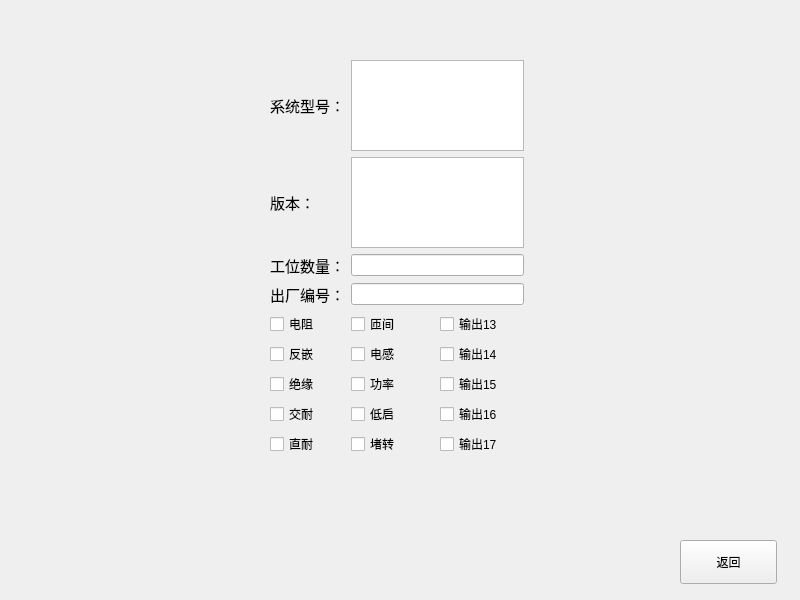
The window that WinBack.ui (bloglink/aip-tester) describes before a commit, drawn with Qt 5.
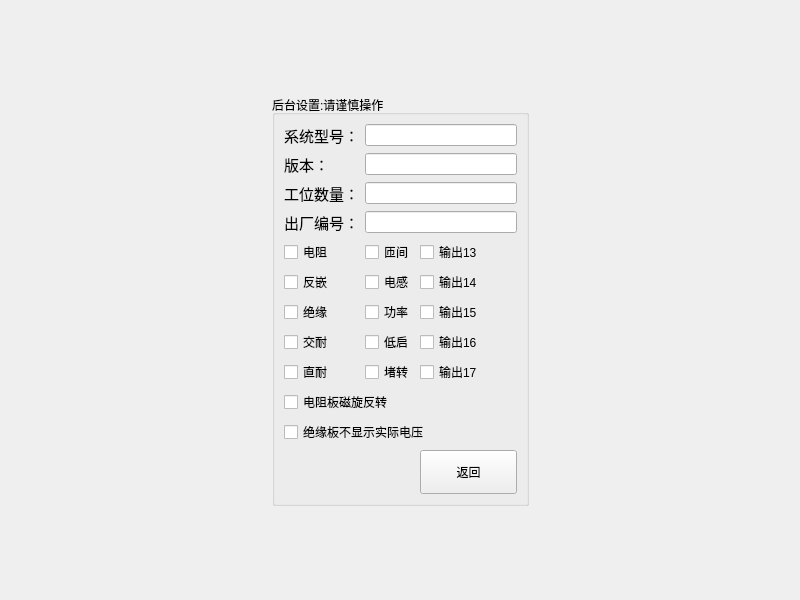
The same window after the commit.

Commit message: feat:(2.1.0.10)后台模块添加磁旋反转和绝缘电压隐藏

```diff
--- a/WinBack.ui
+++ b/WinBack.ui
@@ -13,117 +13,41 @@
   <property name="windowTitle">
    <string>Form</string>
   </property>
-  <widget class="QWidget" name="layoutWidget">
-   <property name="geometry">
-    <rect>
-     <x>270</x>
-     <y>60</y>
-     <width>254</width>
-     <height>396</height>
-    </rect>
-   </property>
    <layout class="QGridLayout" name="gridLayout">
+   <item row="1" column="2">
+    <spacer name="horizontalSpacer_2">
+     <property name="orientation">
+      <enum>Qt::Horizontal</enum>
+     </property>
+     <property name="sizeHint" stdset="0">
+      <size>
+       <width>40</width>
+       <height>20</height>
+      </size>
+     </property>
+    </spacer>
+   </item>
     <item row="1" column="0">
-     <widget class="QLabel" name="label_6">
-      <property name="font">
-       <font>
-        <pointsize>11</pointsize>
-       </font>
-      </property>
-      <property name="styleSheet">
-       <string notr="true"/>
-      </property>
-      <property name="text">
-       <string>版本：</string>
-      </property>
-     </widget>
-    </item>
-    <item row="2" column="0">
-     <widget class="QLabel" name="label_7">
-      <property name="font">
-       <font>
-        <pointsize>11</pointsize>
-       </font>
-      </property>
-      <property name="styleSheet">
-       <string notr="true"/>
-      </property>
-      <property name="text">
-       <string>工位数量：</string>
-      </property>
-     </widget>
-    </item>
+    <spacer name="horizontalSpacer">
+     <property name="orientation">
+      <enum>Qt::Horizontal</enum>
+     </property>
+     <property name="sizeHint" stdset="0">
+      <size>
+       <width>40</width>
+       <height>20</height>
+      </size>
+     </property>
+    </spacer>
+   </item>
+   <item row="1" column="1">
+    <widget class="QGroupBox" name="groupBox">
+     <property name="title">
+      <string>后台设置:请谨慎操作</string>
+     </property>
+     <layout class="QGridLayout" name="gridLayout_2">
     <item row="1" column="1" colspan="2">
-     <widget class="QTextEdit" name="textEditk_7">
-      <property name="layoutDirection">
-       <enum>Qt::LeftToRight</enum>
-      </property>
-      <property name="autoFillBackground">
-       <bool>true</bool>
-      </property>
-      <property name="styleSheet">
-       <string notr="true"/>
-      </property>
-      <property name="autoFormatting">
-       <set>QTextEdit::AutoAll</set>
-      </property>
-      <property name="html">
-       <string>&lt;!DOCTYPE HTML PUBLIC &quot;-//W3C//DTD HTML 4.0//EN&quot; &quot;http://www.w3.org/TR/REC-html40/strict.dtd&quot;&gt;
-&lt;html&gt;&lt;head&gt;&lt;meta name=&quot;qrichtext&quot; content=&quot;1&quot; /&gt;&lt;style type=&quot;text/css&quot;&gt;
-p, li { white-space: pre-wrap; }
-&lt;/style&gt;&lt;/head&gt;&lt;body style=&quot; font-family:'Ubuntu Mono'; font-size:11pt; font-weight:400; font-style:normal;&quot;&gt;
-&lt;p align=&quot;center&quot; style=&quot;-qt-paragraph-type:empty; margin-top:0px; margin-bottom:0px; margin-left:0px; margin-right:0px; -qt-block-indent:0; text-indent:0px; font-family:'Ubuntu';&quot;&gt;&lt;br /&gt;&lt;/p&gt;&lt;/body&gt;&lt;/html&gt;</string>
-      </property>
-     </widget>
-    </item>
-    <item row="4" column="0">
-     <widget class="QCheckBox" name="BoxEnableDcr">
-      <property name="text">
-       <string>电阻</string>
-      </property>
-     </widget>
-    </item>
-    <item row="6" column="2">
-     <widget class="QCheckBox" name="BoxEnableOut15">
-      <property name="text">
-       <string>输出15</string>
-      </property>
-     </widget>
-    </item>
-    <item row="4" column="1">
-     <widget class="QCheckBox" name="BoxEnableImp">
-      <property name="text">
-       <string>匝间</string>
-      </property>
-     </widget>
-    </item>
-    <item row="5" column="0">
-     <widget class="QCheckBox" name="BoxEnableMag">
-      <property name="text">
-       <string>反嵌</string>
-      </property>
-     </widget>
-    </item>
-    <item row="5" column="2">
-     <widget class="QCheckBox" name="BoxEnableOut14">
-      <property name="text">
-       <string>输出14</string>
-      </property>
-     </widget>
-    </item>
-    <item row="6" column="0">
-     <widget class="QCheckBox" name="BoxEnableIr">
-      <property name="text">
-       <string>绝缘</string>
-      </property>
-     </widget>
-    </item>
-    <item row="7" column="0">
-     <widget class="QCheckBox" name="BoxEnableAcw">
-      <property name="text">
-       <string>交耐</string>
-      </property>
-     </widget>
+       <widget class="QLineEdit" name="lineEdit_2"/>
     </item>
     <item row="7" column="2">
      <widget class="QCheckBox" name="BoxEnableOut16">
@@ -132,6 +56,13 @@
       </property>
      </widget>
     </item>
+      <item row="4" column="0">
+       <widget class="QCheckBox" name="BoxEnableDcr">
+        <property name="text">
+         <string>电阻</string>
+        </property>
+       </widget>
+      </item>
     <item row="8" column="2">
      <widget class="QCheckBox" name="BoxEnableOut17">
       <property name="text">
@@ -139,6 +70,31 @@
       </property>
      </widget>
     </item>
+      <item row="2" column="0">
+       <widget class="QLabel" name="label_7">
+        <property name="font">
+         <font>
+          <pointsize>11</pointsize>
+         </font>
+        </property>
+        <property name="styleSheet">
+         <string notr="true"/>
+        </property>
+        <property name="text">
+         <string>工位数量：</string>
+        </property>
+       </widget>
+      </item>
+      <item row="10" column="0" colspan="3">
+       <widget class="QCheckBox" name="HideVoltage">
+        <property name="text">
+         <string>绝缘板不显示实际电压</string>
+        </property>
+       </widget>
+      </item>
+      <item row="2" column="1" colspan="2">
+       <widget class="QLineEdit" name="text_station_number"/>
+      </item>
     <item row="3" column="0">
      <widget class="QLabel" name="label_Factory_number">
       <property name="font">
@@ -154,8 +110,79 @@
       </property>
      </widget>
     </item>
-    <item row="2" column="1" colspan="2">
-     <widget class="QLineEdit" name="text_station_number"/>
+      <item row="8" column="1">
+       <widget class="QCheckBox" name="BoxEnableLck">
+        <property name="text">
+         <string>堵转</string>
+        </property>
+       </widget>
+      </item>
+      <item row="7" column="1">
+       <widget class="QCheckBox" name="BoxEnableLvs">
+        <property name="text">
+         <string>低启</string>
+        </property>
+       </widget>
+      </item>
+      <item row="5" column="1">
+       <widget class="QCheckBox" name="BoxEnableInd">
+        <property name="text">
+         <string>电感</string>
+        </property>
+       </widget>
+      </item>
+      <item row="6" column="0">
+       <widget class="QCheckBox" name="BoxEnableIr">
+        <property name="text">
+         <string>绝缘</string>
+        </property>
+       </widget>
+      </item>
+      <item row="5" column="0">
+       <widget class="QCheckBox" name="BoxEnableMag">
+        <property name="text">
+         <string>反嵌</string>
+        </property>
+       </widget>
+      </item>
+      <item row="4" column="1">
+       <widget class="QCheckBox" name="BoxEnableImp">
+        <property name="text">
+         <string>匝间</string>
+        </property>
+       </widget>
+      </item>
+      <item row="6" column="1">
+       <widget class="QCheckBox" name="BoxEnablePwr">
+        <property name="text">
+         <string>功率</string>
+        </property>
+       </widget>
+      </item>
+      <item row="3" column="1" colspan="2">
+       <widget class="QLineEdit" name="EditNumber"/>
+      </item>
+      <item row="1" column="0">
+       <widget class="QLabel" name="label_6">
+        <property name="font">
+         <font>
+          <pointsize>11</pointsize>
+         </font>
+        </property>
+        <property name="styleSheet">
+         <string notr="true"/>
+        </property>
+        <property name="text">
+         <string>版本：</string>
+        </property>
+       </widget>
+      </item>
+      <item row="5" column="2">
+       <widget class="QCheckBox" name="BoxEnableOut14">
+        <property name="text">
+         <string>输出14</string>
+        </property>
+       </widget>
     </item>
     <item row="8" column="0">
      <widget class="QCheckBox" name="BoxEnableDcw">
@@ -164,16 +191,6 @@
       </property>
      </widget>
     </item>
-    <item row="4" column="2">
-     <widget class="QCheckBox" name="BoxEnableOut13">
-      <property name="text">
-       <string>输出13</string>
-      </property>
-     </widget>
-    </item>
-    <item row="3" column="1" colspan="2">
-     <widget class="QLineEdit" name="EditNumber"/>
-    </item>
     <item row="0" column="0">
      <widget class="QLabel" name="label_5">
       <property name="font">
@@ -189,68 +206,25 @@
       </property>
      </widget>
     </item>
+      <item row="4" column="2">
+       <widget class="QCheckBox" name="BoxEnableOut13">
+        <property name="text">
+         <string>输出13</string>
+        </property>
+       </widget>
+      </item>
     <item row="0" column="1" colspan="2">
-     <widget class="QTextEdit" name="textEditk_6">
-      <property name="layoutDirection">
-       <enum>Qt::LeftToRight</enum>
-      </property>
-      <property name="autoFillBackground">
-       <bool>true</bool>
-      </property>
-      <property name="styleSheet">
-       <string notr="true"/>
-      </property>
-      <property name="autoFormatting">
-       <set>QTextEdit::AutoAll</set>
-      </property>
-      <property name="html">
-       <string>&lt;!DOCTYPE HTML PUBLIC &quot;-//W3C//DTD HTML 4.0//EN&quot; &quot;http://www.w3.org/TR/REC-html40/strict.dtd&quot;&gt;
-&lt;html&gt;&lt;head&gt;&lt;meta name=&quot;qrichtext&quot; content=&quot;1&quot; /&gt;&lt;style type=&quot;text/css&quot;&gt;
-p, li { white-space: pre-wrap; }
-&lt;/style&gt;&lt;/head&gt;&lt;body style=&quot; font-family:'Ubuntu Mono'; font-size:11pt; font-weight:400; font-style:normal;&quot;&gt;
-&lt;p align=&quot;center&quot; style=&quot;-qt-paragraph-type:empty; margin-top:0px; margin-bottom:0px; margin-left:0px; margin-right:0px; -qt-block-indent:0; text-indent:0px; font-family:'Ubuntu';&quot;&gt;&lt;br /&gt;&lt;/p&gt;&lt;/body&gt;&lt;/html&gt;</string>
-      </property>
-     </widget>
-    </item>
-    <item row="5" column="1">
-     <widget class="QCheckBox" name="BoxEnableInd">
+       <widget class="QLineEdit" name="lineEdit"/>
+      </item>
+      <item row="7" column="0">
+       <widget class="QCheckBox" name="BoxEnableAcw">
       <property name="text">
-       <string>电感</string>
+         <string>交耐</string>
       </property>
      </widget>
     </item>
-    <item row="6" column="1">
-     <widget class="QCheckBox" name="BoxEnablePwr">
-      <property name="text">
-       <string>功率</string>
-      </property>
-     </widget>
-    </item>
-    <item row="7" column="1">
-     <widget class="QCheckBox" name="BoxEnableLvs">
-      <property name="text">
-       <string>低启</string>
-      </property>
-     </widget>
-    </item>
-    <item row="8" column="1">
-     <widget class="QCheckBox" name="BoxEnableLck">
-      <property name="text">
-       <string>堵转</string>
-      </property>
-     </widget>
-    </item>
-   </layout>
-  </widget>
+      <item row="11" column="2">
   <widget class="QPushButton" name="BtnExit">
-   <property name="geometry">
-    <rect>
-     <x>680</x>
-     <y>540</y>
-     <width>97</width>
-     <height>44</height>
-    </rect>
-   </property>
    <property name="minimumSize">
     <size>
      <width>97</width>
@@ -261,6 +235,51 @@
     <string>返回</string>
    </property>
   </widget>
+      </item>
+      <item row="6" column="2">
+       <widget class="QCheckBox" name="BoxEnableOut15">
+        <property name="text">
+         <string>输出15</string>
+        </property>
+       </widget>
+      </item>
+      <item row="9" column="0" colspan="3">
+       <widget class="QCheckBox" name="OppositeDir">
+        <property name="text">
+         <string>电阻板磁旋反转</string>
+        </property>
+       </widget>
+      </item>
+     </layout>
+    </widget>
+   </item>
+   <item row="0" column="1">
+    <spacer name="verticalSpacer">
+     <property name="orientation">
+      <enum>Qt::Vertical</enum>
+     </property>
+     <property name="sizeHint" stdset="0">
+      <size>
+       <width>20</width>
+       <height>40</height>
+      </size>
+     </property>
+    </spacer>
+   </item>
+   <item row="2" column="1">
+    <spacer name="verticalSpacer_2">
+     <property name="orientation">
+      <enum>Qt::Vertical</enum>
+     </property>
+     <property name="sizeHint" stdset="0">
+      <size>
+       <width>20</width>
+       <height>40</height>
+      </size>
+     </property>
+    </spacer>
+   </item>
+  </layout>
  </widget>
  <resources/>
  <connections/>
```
Lines whose indentation alone changed are shown as unchanged. The commit also changes 1 other file.
